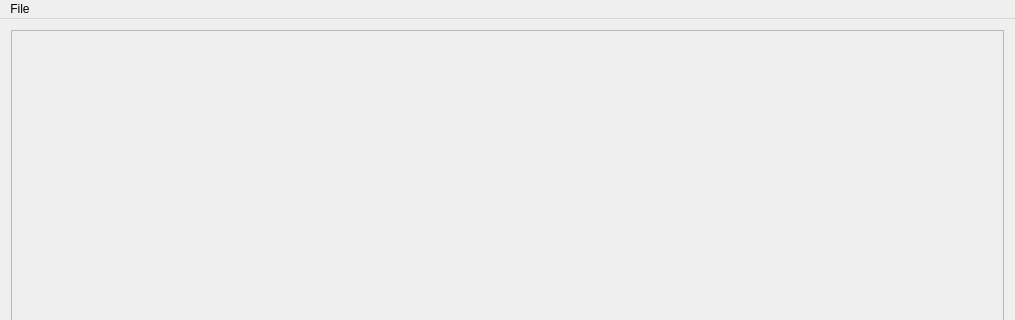
This is mainwindow.ui in Adam23713/Lake-Simulation as Qt 5 draws it before an edit; both pictures show x 0 to 1015 and y 0 to 320 of the 1015 by 533 pixel window. The edited form follows.
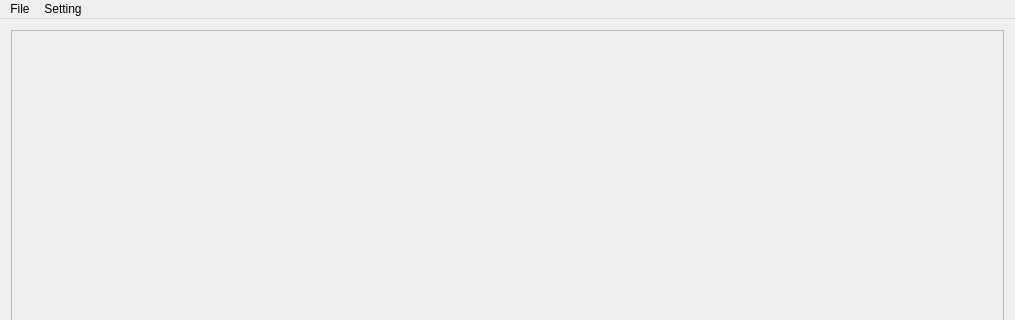
This is the edited form. Icons and pictures are not drawn.

Commit message: bug fixes in the factory, add new class with QThread: LakeSimulation

Diff of the .ui file:
```diff
--- a/mainwindow.ui
+++ b/mainwindow.ui
@@ -142,7 +142,14 @@
     <addaction name="actionOpen_File"/>
     <addaction name="actionExit"/>
    </widget>
+   <widget class="QMenu" name="menuSetting">
+    <property name="title">
+     <string>Setting</string>
+    </property>
+    <addaction name="actionChange_parameters"/>
+   </widget>
    <addaction name="menuFile"/>
+   <addaction name="menuSetting"/>
   </widget>
   <action name="actionOpen_File">
    <property name="icon">
```
Left out of the diff: 9 changed lines with no effect on the pictures. The commit also changes 8 other files.
